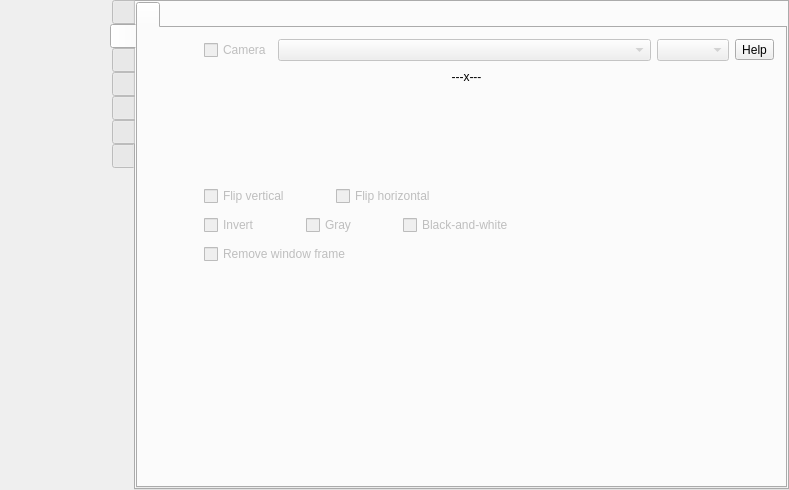
Before: the Qt Designer form src/formMainWindow.ui in vkohaupt/vokoscreenNG, drawn with Qt 5.
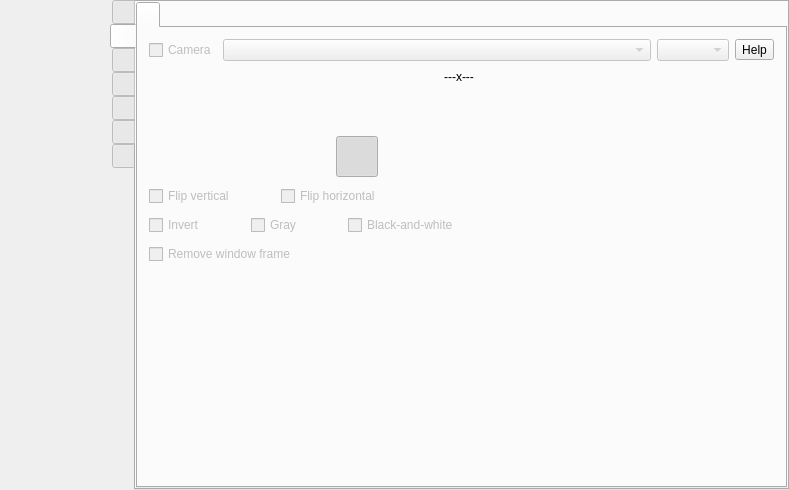
After: the same form once the commit is applied. The open tabs and pages were chosen to show the change. Icons and pictures are not drawn.

Commit message: Camera: New feature ellipse and circle

The edit to the form file:
```diff
--- a/src/formMainWindow.ui
+++ b/src/formMainWindow.ui
@@ -2849,10 +2849,159 @@
               <property name="verticalSpacing">
                <number>9</number>
               </property>
-              <item row="0" column="1" colspan="2">
+              <item row="1" column="0">
+               <widget class="QLabel" name="label_window_resize">
+                <property name="enabled">
+                 <bool>true</bool>
+                </property>
+                <property name="maximumSize">
+                 <size>
+                  <width>34</width>
+                  <height>34</height>
+                 </size>
+                </property>
+                <property name="text">
+                 <string notr="true"/>
+                </property>
+                <property name="pixmap">
+                 <pixmap resource="screencast.qrc">:/pictures/camera/window-resize.png</pixmap>
+                </property>
+                <property name="scaledContents">
+                 <bool>true</bool>
+                </property>
+               </widget>
+              </item>
+              <item row="0" column="3">
+               <widget class="QToolButton" name="help_camera_camera">
+                <property name="toolTip">
+                 <string>Help</string>
+                </property>
+                <property name="text">
+                 <string notr="true">Help</string>
+                </property>
+               </widget>
+              </item>
+              <item row="2" column="1" colspan="2">
+               <layout class="QHBoxLayout" name="horizontalLayout_zoom">
+                <property name="spacing">
+                 <number>12</number>
+                </property>
+                <property name="leftMargin">
+                 <number>0</number>
+                </property>
+               </layout>
+              </item>
+              <item row="2" column="0">
+               <widget class="QLabel" name="label_55">
+                <property name="minimumSize">
+                 <size>
+                  <width>34</width>
+                  <height>34</height>
+                 </size>
+                </property>
+                <property name="maximumSize">
+                 <size>
+                  <width>34</width>
+                  <height>34</height>
+                 </size>
+                </property>
+                <property name="text">
+                 <string notr="true"/>
+                </property>
+                <property name="pixmap">
+                 <pixmap resource="screencast.qrc">:/pictures/systray/magnification.png</pixmap>
+                </property>
+                <property name="scaledContents">
+                 <bool>true</bool>
+                </property>
+               </widget>
+              </item>
+              <item row="5" column="0" colspan="3">
+               <layout class="QHBoxLayout" name="horizontalLayout_14">
+                <property name="leftMargin">
+                 <number>0</number>
+                </property>
+                <item>
+                 <widget class="QCheckBox" name="checkBoxCameraInvert">
+                  <property name="enabled">
+                   <bool>false</bool>
+                  </property>
+                  <property name="text">
+                   <string>Invert</string>
+                  </property>
+                 </widget>
+                </item>
+                <item>
+                 <spacer name="horizontalSpacer_39">
+                  <property name="orientation">
+                   <enum>Qt::Horizontal</enum>
+                  </property>
+                  <property name="sizeType">
+                   <enum>QSizePolicy::Minimum</enum>
+                  </property>
+                  <property name="sizeHint" stdset="0">
+                   <size>
+                    <width>40</width>
+                    <height>20</height>
+                   </size>
+                  </property>
+                 </spacer>
+                </item>
+                <item>
+                 <widget class="QCheckBox" name="checkBoxCameraGray">
+                  <property name="enabled">
+                   <bool>false</bool>
+                  </property>
+                  <property name="text">
+                   <string>Gray</string>
+                  </property>
+                 </widget>
+                </item>
+                <item>
+                 <spacer name="horizontalSpacer_40">
+                  <property name="orientation">
+                   <enum>Qt::Horizontal</enum>
+                  </property>
+                  <property name="sizeType">
+                   <enum>QSizePolicy::Minimum</enum>
+                  </property>
+                  <property name="sizeHint" stdset="0">
+                   <size>
+                    <width>40</width>
+                    <height>20</height>
+                   </size>
+                  </property>
+                 </spacer>
+                </item>
+                <item>
+                 <widget class="QCheckBox" name="checkBoxCameraMono">
+                  <property name="enabled">
+                   <bool>false</bool>
+                  </property>
+                  <property name="text">
+                   <string>Black-and-white</string>
+                  </property>
+                 </widget>
+                </item>
+                <item>
+                 <spacer name="horizontalSpacer_33">
+                  <property name="orientation">
+                   <enum>Qt::Horizontal</enum>
+                  </property>
+                  <property name="sizeHint" stdset="0">
+                   <size>
+                    <width>40</width>
+                    <height>20</height>
+                   </size>
+                  </property>
+                 </spacer>
+                </item>
+               </layout>
+              </item>
+              <item row="0" column="0" colspan="3">
                <layout class="QHBoxLayout" name="horizontalLayout_63">
                 <property name="leftMargin">
-                 <number>15</number>
+                 <number>0</number>
                 </property>
                 <item>
                  <widget class="QCheckBox" name="checkBoxCameraOnOff">
@@ -2898,88 +3047,66 @@
                 </item>
                </layout>
               </item>
-              <item row="1" column="0" alignment="Qt::AlignHCenter|Qt::AlignVCenter">
-               <widget class="QLabel" name="label_window_resize">
-                <property name="enabled">
-                 <bool>true</bool>
-                </property>
-                <property name="maximumSize">
-                 <size>
-                  <width>34</width>
-                  <height>34</height>
-                 </size>
-                </property>
-                <property name="text">
-                 <string notr="true"/>
-                </property>
-                <property name="pixmap">
-                 <pixmap resource="screencast.qrc">:/pictures/camera/window-resize.png</pixmap>
-                </property>
-                <property name="scaledContents">
-                 <bool>true</bool>
-                </property>
-               </widget>
-              </item>
-              <item row="0" column="3">
-               <widget class="QToolButton" name="help_camera_camera">
-                <property name="toolTip">
-                 <string>Help</string>
-                </property>
-                <property name="text">
-                 <string notr="true">Help</string>
-                </property>
-               </widget>
-              </item>
-              <item row="6" column="1" colspan="2">
-               <layout class="QHBoxLayout" name="horizontalLayout_42">
+              <item row="4" column="0" colspan="3">
+               <layout class="QHBoxLayout" name="horizontalLayout_12">
                 <property name="leftMargin">
-                 <number>15</number>
+                 <number>0</number>
                 </property>
                 <item>
-                 <widget class="QCheckBox" name="checkBoxCameraWindowFrame">
+                 <widget class="QCheckBox" name="checkBoxCameraMirrorVertical">
                   <property name="enabled">
                    <bool>false</bool>
                   </property>
                   <property name="text">
-                   <string>Remove window frame</string>
+                   <string>Flip vertical</string>
                   </property>
                  </widget>
                 </item>
+                <item>
+                 <spacer name="horizontalSpacer_38">
+                  <property name="orientation">
+                   <enum>Qt::Horizontal</enum>
+                  </property>
+                  <property name="sizeType">
+                   <enum>QSizePolicy::Minimum</enum>
+                  </property>
+                  <property name="sizeHint" stdset="0">
+                   <size>
+                    <width>40</width>
+                    <height>20</height>
+                   </size>
+                  </property>
+                 </spacer>
+                </item>
+                <item>
+                 <widget class="QCheckBox" name="checkBoxCameraMirrorHorizontal">
+                  <property name="enabled">
+                   <bool>false</bool>
+                  </property>
+                  <property name="text">
+                   <string>Flip horizontal</string>
+                  </property>
+                 </widget>
+                </item>
+                <item>
+                 <spacer name="horizontalSpacer_7">
+                  <property name="orientation">
+                   <enum>Qt::Horizontal</enum>
+                  </property>
+                  <property name="sizeHint" stdset="0">
+                   <size>
+                    <width>40</width>
+                    <height>20</height>
+                   </size>
+                  </property>
+                 </spacer>
+                </item>
                </layout>
               </item>
-              <item row="2" column="1" colspan="2">
-               <layout class="QHBoxLayout" name="horizontalLayout_zoom">
-                <property name="spacing">
-                 <number>12</number>
-                </property>
-                <property name="leftMargin">
-                 <number>15</number>
-                </property>
-               </layout>
-              </item>
-              <item row="0" column="0">
-               <widget class="QLabel" name="label_60">
-                <property name="maximumSize">
-                 <size>
-                  <width>34</width>
-                  <height>34</height>
-                 </size>
-                </property>
-                <property name="text">
-                 <string notr="true"/>
-                </property>
-                <property name="pixmap">
-                 <pixmap resource="screencast.qrc">:/pictures/camera/camera.png</pixmap>
-                </property>
-                <property name="scaledContents">
-                 <bool>true</bool>
-                </property>
-               </widget>
-              </item>
               <item row="1" column="1" colspan="2">
                <layout class="QHBoxLayout" name="horizontalLayout_66">
                 <property name="leftMargin">
-                 <number>15</number>
+                 <number>0</number>
                 </property>
                 <item>
                  <layout class="QHBoxLayout" name="horizontalLayout_45">
@@ -3003,39 +3130,44 @@
                 </item>
                </layout>
               </item>
-              <item row="2" column="0" alignment="Qt::AlignHCenter|Qt::AlignVCenter">
-               <widget class="QLabel" name="label_55">
-                <property name="minimumSize">
-                 <size>
-                  <width>34</width>
-                  <height>34</height>
-                 </size>
+              <item row="6" column="0" colspan="3">
+               <layout class="QHBoxLayout" name="horizontalLayout_42">
+                <property name="leftMargin">
+                 <number>0</number>
                 </property>
-                <property name="maximumSize">
-                 <size>
-                  <width>34</width>
-                  <height>34</height>
-                 </size>
-                </property>
-                <property name="text">
-                 <string notr="true"/>
-                </property>
-                <property name="pixmap">
-                 <pixmap resource="screencast.qrc">:/pictures/systray/magnification.png</pixmap>
-                </property>
-                <property name="scaledContents">
-                 <bool>true</bool>
-                </property>
-               </widget>
+                <item>
+                 <widget class="QCheckBox" name="checkBoxCameraWindowFrame">
+                  <property name="enabled">
+                   <bool>false</bool>
+                  </property>
+                  <property name="text">
+                   <string>Remove window frame</string>
+                  </property>
+                 </widget>
+                </item>
+               </layout>
               </item>
-              <item row="3" column="1" colspan="2">
+              <item row="3" column="0" colspan="3">
                <layout class="QHBoxLayout" name="horizontalLayout_65">
                 <property name="spacing">
                  <number>0</number>
                 </property>
                 <property name="leftMargin">
-                 <number>15</number>
+                 <number>0</number>
                 </property>
+                <item>
+                 <spacer name="horizontalSpacer_41">
+                  <property name="orientation">
+                   <enum>Qt::Horizontal</enum>
+                  </property>
+                  <property name="sizeHint" stdset="0">
+                   <size>
+                    <width>40</width>
+                    <height>20</height>
+                   </size>
+                  </property>
+                 </spacer>
+                </item>
                 <item>
                  <widget class="QToolButton" name="toolButton_camera_view_rectangle">
                   <property name="text">
@@ -3055,6 +3187,9 @@
                   <property name="checkable">
                    <bool>true</bool>
                   </property>
+                  <property name="checked">
+                   <bool>true</bool>
+                  </property>
                   <property name="autoExclusive">
                    <bool>true</bool>
                   </property>
@@ -3164,144 +3299,6 @@
                 </item>
                </layout>
               </item>
-              <item row="5" column="1" colspan="2">
-               <layout class="QHBoxLayout" name="horizontalLayout_14">
-                <property name="leftMargin">
-                 <number>15</number>
-                </property>
-                <item>
-                 <widget class="QCheckBox" name="checkBoxCameraInvert">
-                  <property name="enabled">
-                   <bool>false</bool>
-                  </property>
-                  <property name="text">
-                   <string>Invert</string>
-                  </property>
-                 </widget>
-                </item>
-                <item>
-                 <spacer name="horizontalSpacer_39">
-                  <property name="orientation">
-                   <enum>Qt::Horizontal</enum>
-                  </property>
-                  <property name="sizeType">
-                   <enum>QSizePolicy::Minimum</enum>
-                  </property>
-                  <property name="sizeHint" stdset="0">
-                   <size>
-                    <width>40</width>
-                    <height>20</height>
-                   </size>
-                  </property>
-                 </spacer>
-                </item>
-                <item>
-                 <widget class="QCheckBox" name="checkBoxCameraGray">
-                  <property name="enabled">
-                   <bool>false</bool>
-                  </property>
-                  <property name="text">
-                   <string>Gray</string>
-                  </property>
-                 </widget>
-                </item>
-                <item>
-                 <spacer name="horizontalSpacer_40">
-                  <property name="orientation">
-                   <enum>Qt::Horizontal</enum>
-                  </property>
-                  <property name="sizeType">
-                   <enum>QSizePolicy::Minimum</enum>
-                  </property>
-                  <property name="sizeHint" stdset="0">
-                   <size>
-                    <width>40</width>
-                    <height>20</height>
-                   </size>
-                  </property>
-                 </spacer>
-                </item>
-                <item>
-                 <widget class="QCheckBox" name="checkBoxCameraMono">
-                  <property name="enabled">
-                   <bool>false</bool>
-                  </property>
-                  <property name="text">
-                   <string>Black-and-white</string>
-                  </property>
-                 </widget>
-                </item>
-                <item>
-                 <spacer name="horizontalSpacer_33">
-                  <property name="orientation">
-                   <enum>Qt::Horizontal</enum>
-                  </property>
-                  <property name="sizeHint" stdset="0">
-                   <size>
-                    <width>40</width>
-                    <height>20</height>
-                   </size>
-                  </property>
-                 </spacer>
-                </item>
-               </layout>
-              </item>
-              <item row="4" column="1" colspan="2">
-               <layout class="QHBoxLayout" name="horizontalLayout_12">
-                <property name="leftMargin">
-                 <number>15</number>
-                </property>
-                <item>
-                 <widget class="QCheckBox" name="checkBoxCameraMirrorVertical">
-                  <property name="enabled">
-                   <bool>false</bool>
-                  </property>
-                  <property name="text">
-                   <string>Flip vertical</string>
-                  </property>
-                 </widget>
-                </item>
-                <item>
-                 <spacer name="horizontalSpacer_38">
-                  <property name="orientation">
-                   <enum>Qt::Horizontal</enum>
-                  </property>
-                  <property name="sizeType">
-                   <enum>QSizePolicy::Minimum</enum>
-                  </property>
-                  <property name="sizeHint" stdset="0">
-                   <size>
-                    <width>40</width>
-                    <height>20</height>
-                   </size>
-                  </property>
-                 </spacer>
-                </item>
-                <item>
-                 <widget class="QCheckBox" name="checkBoxCameraMirrorHorizontal">
-                  <property name="enabled">
-                   <bool>false</bool>
-                  </property>
-                  <property name="text">
-                   <string>Flip horizontal</string>
-                  </property>
-                 </widget>
-                </item>
-                <item>
-                 <spacer name="horizontalSpacer_7">
-                  <property name="orientation">
-                   <enum>Qt::Horizontal</enum>
-                  </property>
-                  <property name="sizeHint" stdset="0">
-                   <size>
-                    <width>40</width>
-                    <height>20</height>
-                   </size>
-                  </property>
-                 </spacer>
-                </item>
-               </layout>
-              </item>
              </layout>
             </item>
             <item>
```
Left out of the diff: 8 changed lines with no effect on the pictures. The commit also changes 2 other files.
